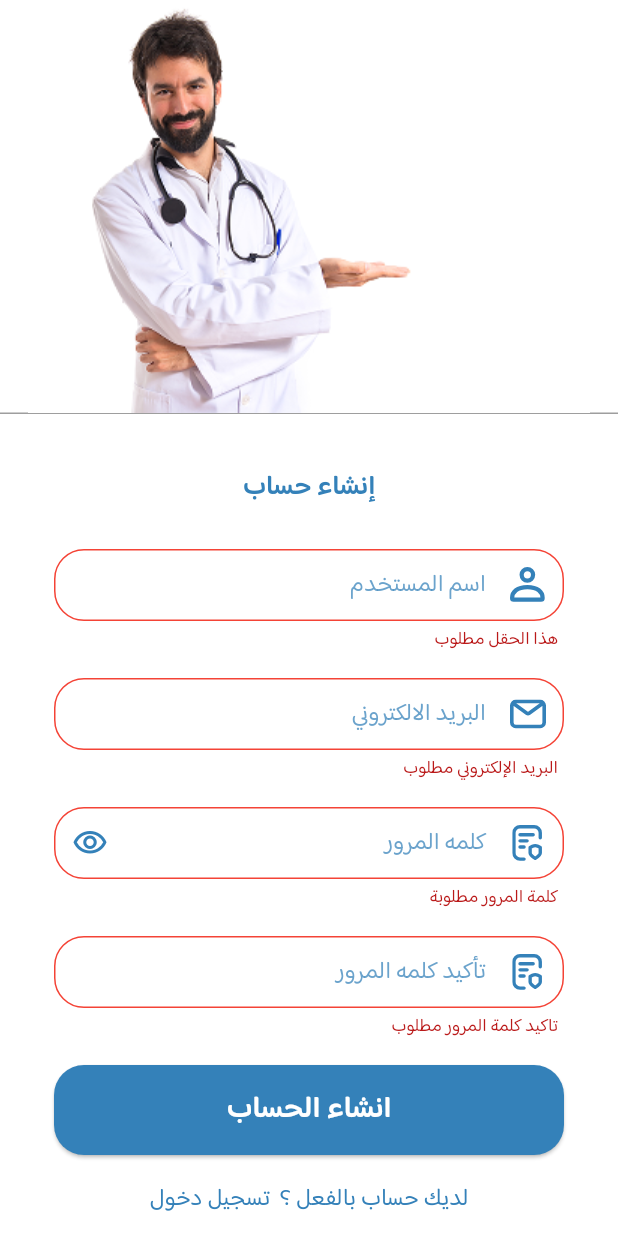
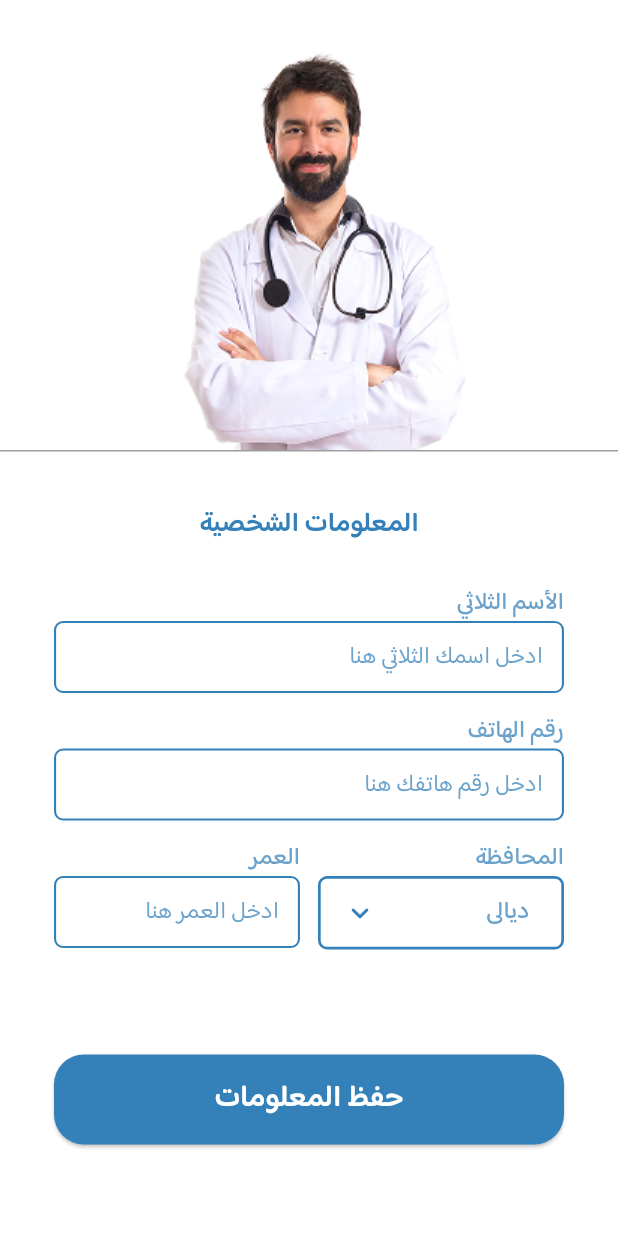
Before and after one commit to itzHTH/taffi, a Flutter app: the RegisterScreen screen opened directly, after a tap on "انشاء الحساب", on a phone screen of 412 x 824 dp. Run offline on Flutter 3.47's test engine with Material 3 defaults, Android fonts, the phone set to English and light mode, and no system bars; our stand-ins replace flutter_svg.

Commit message:
Fill Personal Info Screen

```diff
--- a/lib/core/constants/app_constants.dart
+++ b/lib/core/constants/app_constants.dart
@@ -4,4 +4,26 @@ class AppConstants {
   // App Info
   static const String appName = 'Taffi';
   static const String appVersion = '1.0.0';
+
+  static const List<String> iraqGovernorates = [
+    "ديالى",
+    "بغداد",
+    "البصرة",
+    "نينوى",
+    "أربيل",
+    "النجف الأشرف",
+    "كربلاء المقدسة",
+    "كركوك",
+    "الأنبار",
+    "بابل",
+    "ذي قار",
+    "صلاح الدين",
+    "السليمانية",
+    "واسط",
+    "ميسان",
+    "المثنى",
+    "القادسية",
+    "دهوك",
+    "حلبجة",
+  ];
 }
--- a/lib/core/theme/app_theme.dart
+++ b/lib/core/theme/app_theme.dart
@@ -70,6 +70,12 @@ class AppTheme {
           fontWeight: FontWeight.w400,
           color: AppColors.primary,
         ),
+
+        titleSmall: TextStyle(
+          fontSize: 16,
+          fontWeight: FontWeight.w500,
+          color: AppColors.primary.withValues(alpha: .73),
+        ),
       ),
 
       checkboxTheme: CheckboxThemeData(shape: CircleBorder()),
--- a/lib/core/utils/validators.dart
+++ b/lib/core/utils/validators.dart
@@ -67,11 +67,73 @@ class Validators {
       return 'رقم الهاتف مطلوب';
     }
 
-    final phoneRegex = RegExp(r'^[0-9]{10,}$');
+    final phoneRegex = RegExp(r'[0-9]{10,}');
     if (!phoneRegex.hasMatch(value)) {
       return 'يرجى إدخال رقم هاتف صحيح';
     }
 
     return null;
   }
+
+  /// Validates phone number
+  static String? age(String? value) {
+    if (value == null || value.isEmpty) {
+      return ' العمر مطلوب';
+    }
+
+    final phoneRegex = RegExp(r'^[0-9]{1,}$');
+    if (!phoneRegex.hasMatch(value)) {
+      return 'يرجى إدخال عمر صحيح';
+    }
+
+    return null;
+  }
+
+  static String? fullName(String? value) {
+    if (value == null || value.isEmpty) {
+      return 'الاسم الكامل مطلوب';
+    }
+
+    String trimmedValue = value.trim();
+
+    final RegExp nameRegex = RegExp(
+      r'^[\u0621-\u064A]+\s+[\u0621-\u064A]+\s+[\u0621-\u064A]+(?:[\s\u0621-\u064A]*)$',
+    );
+
+    if (!nameRegex.hasMatch(trimmedValue)) {
+      if (!RegExp(r'^[\u0621-\u064A\s]+$').hasMatch(trimmedValue)) {
+        return 'يجب استخدام الحروف العربية فقط';
+      }
+      return 'يجب كتابة الاسم الثلاثي كاملاً (الاسم، اسم الأب، اسم الجد)';
+    }
+
+    return null;
+  }
+
+  static String? username(String? value) {
+    if (value == null || value.isEmpty) {
+      return 'اسم المستخدم مطلوب';
+    }
+
+    if (value.length < 4) {
+      return 'قصير جداً (4 أحرف على الأقل)';
+    }
+    if (value.length > 20) {
+      return 'طويل جداً (20 حرف كحد أقصى)';
+    }
+
+    final RegExp usernameRegex = RegExp(r'^[a-zA-Z][a-zA-Z0-9_]*$');
+
+    if (!usernameRegex.hasMatch(value)) {
+      if (value.contains(' ')) {
+        return 'لا يسمح باستخدام المسافات';
+      }
+      if (RegExp(r'^[^a-zA-Z]').hasMatch(value)) {
+        return 'يجب أن يبدأ بحرف إنجليزي';
+      }
+      return 'يجب استخدام أحرف إنجليزية وأرقام و (_) فقط';
+    }
+
+    return null;
+  }
 }
--- /dev/null
+++ b/lib/features/auth/screens/fill_personal_info_screen.dart
@@ -0,0 +1,249 @@
+import 'package:flutter/material.dart';
+import 'package:taffi/core/theme/app_colors.dart';
+import 'package:taffi/core/utils/validators.dart';
+import 'package:taffi/features/auth/widgets/custom_text_form_filed.dart';
+import 'package:taffi/core/constants/app_constants.dart';
+
+class FillPersonalInfoScreen extends StatefulWidget {
+  const FillPersonalInfoScreen({super.key});
+
+  @override
+  State<FillPersonalInfoScreen> createState() => _FillPersonalInfoScreenState();
+}
+
+class _FillPersonalInfoScreenState extends State<FillPersonalInfoScreen> {
+  final GlobalKey<FormState> _key = GlobalKey<FormState>();
+
+  String dropdownValue = AppConstants.iraqGovernorates.first;
+
+  @override
+  Widget build(BuildContext context) {
+    return GestureDetector(
+      onTap: () => FocusScope.of(context).unfocus(),
+      child: Scaffold(
+        resizeToAvoidBottomInset: false,
+        body: SafeArea(
+          child: Form(
+            key: _key,
+            child: SingleChildScrollView(
+              reverse: true,
+              child: Center(
+                child: Column(
+                  children: [
+                    Container(
+                      width: MediaQuery.widthOf(context),
+                      decoration: BoxDecoration(
+                        border: Border(
+                          bottom: BorderSide(color: Colors.black38),
+                        ),
+                      ),
+                      child: ClipRect(
+                        child: Align(
+                          alignment: Alignment.topCenter,
+                          widthFactor: 0.8,
+                          heightFactor: 0.8,
+                          child: Image.asset("assets/images/doctor1.png"),
+                        ),
+                      ),
+                    ),
+                    SizedBox(height: 36),
+                    Text(
+                      "المعلومات الشخصية",
+                      style: Theme.of(context).textTheme.labelSmall,
+                    ),
+                    SizedBox(height: 28),
+                    Padding(
+                      padding: const EdgeInsets.symmetric(horizontal: 36.0),
+                      child: Column(
+                        children: [
+                          Column(
+                            crossAxisAlignment: CrossAxisAlignment.start,
+                            children: [
+                              Text(
+                                "الأسم الثلاثي",
+                                style: Theme.of(context).textTheme.titleSmall,
+                              ),
+                              CustomTextFormFiled(
+                                validator: (value) =>
+                                    Validators.fullName(value),
+                                hint: "ادخل اسمك الثلاثي هنا",
+
+                                textInputAction: TextInputAction.next,
+                                borderRadius: 6,
+                              ),
+                            ],
+                          ),
+                          SizedBox(height: 14),
+                          Column(
+                            crossAxisAlignment: CrossAxisAlignment.start,
+                            children: [
+                              Text(
+                                "رقم الهاتف",
+                                style: Theme.of(context).textTheme.titleSmall,
+                              ),
+                              CustomTextFormFiled(
+                                validator: (value) => Validators.phone(value),
+                                hint: "ادخل رقم هاتفك هنا",
+
+                                textInputAction: TextInputAction.next,
+                                keyboardType: TextInputType.phone,
+                                borderRadius: 6,
+                              ),
+                            ],
+                          ),
+                          SizedBox(height: 14),
+                          Row(
+                            crossAxisAlignment: CrossAxisAlignment.start,
+                            children: [
+                              Expanded(
+                                child: Column(
+                                  crossAxisAlignment: CrossAxisAlignment.start,
+                                  children: [
+                                    Text(
+                                      "المحافظة",
+                                      style: Theme.of(
+                                        context,
+                                      ).textTheme.titleSmall,
+                                    ),
+                                    DropdownMenu<String>(
+                                      dropdownMenuEntries: AppConstants
+                                          .iraqGovernorates
+                                          .map((e) {
+                                            return DropdownMenuEntry(
+                                              value: e,
+                                              label: e,
+                                            );
+                                          })
+                                          .toList(),
+                                      trailingIcon: Icon(
+                                        Icons.keyboard_arrow_down_rounded,
+                                        color: AppColors.primary,
+                                      ),
+
+                                      selectedTrailingIcon: Icon(
+                                        Icons.keyboard_arrow_up_rounded,
+                                        color: AppColors.primary,
+                                      ),
+                                      initialSelection: dropdownValue,
+                                      inputDecorationTheme:
+                                          InputDecorationTheme(
+                                            // isDense: ,
+                                            contentPadding:
+                                                const EdgeInsets.symmetric(
+                                                  horizontal: 16,
+                                                ),
+                                            constraints: BoxConstraints.tight(
+                                              const Size.fromHeight(49),
+                                            ),
+                                            focusedBorder: OutlineInputBorder(
+                                              borderRadius:
+                                                  BorderRadius.circular(6),
+                                              borderSide: const BorderSide(
+                                                color: AppColors.primary,
+                                                width: 1.8,
+                                              ),
+                                            ),
+                                            border: OutlineInputBorder(
+                                              borderRadius:
+                                                  BorderRadius.circular(6),
+                                              borderSide: const BorderSide(
+                                                color: AppColors.primary,
+                                                width: 1.8,
+                                              ),
+                                            ),
+                                            enabledBorder: OutlineInputBorder(
+                                              borderRadius:
+                                                  BorderRadius.circular(6),
+                                              borderSide: const BorderSide(
+                                                color: AppColors.primary,
+                                                width: 1.8,
+                                              ),
+                                            ),
+                                          ),
+                                      menuHeight: 150,
+
+                                      textStyle: Theme.of(
+                                        context,
+                                      ).textTheme.titleSmall,
+                                      menuStyle: MenuStyle(
+                                        backgroundColor: WidgetStatePropertyAll(
+                                          AppColors.background,
+                                        ),
+                                        alignment: Alignment.topRight,
+                                      ),
+                                      onSelected: (value) {
+                                        dropdownValue = value!;
+                                      },
+                                    ),
+                                  ],
+                                ),
+                              ),
+                              SizedBox(width: 12),
+                              Expanded(
+                                child: Column(
+                                  crossAxisAlignment: CrossAxisAlignment.start,
+                                  children: [
+                                    Text(
+                                      "العمر",
+                                      style: Theme.of(
+                                        context,
+                                      ).textTheme.titleSmall,
+                                    ),
+                                    CustomTextFormFiled(
+                                      validator: (value) =>
+                                          Validators.age(value),
+                                      hint: "ادخل العمر هنا",
+                                      scrollPadding: EdgeInsets.only(
+                                        bottom: 150,
+                                      ),
+                                      keyboardType: TextInputType.number,
+                                      textInputAction: TextInputAction.done,
+                                      borderRadius: 6,
+                                      onFieldSubmitted: (value) {
+                                        if (_key.currentState!.validate()) {
+                                          // TODO: Register Func
+                                        }
+                                      },
+                                    ),
+                                  ],
+                                ),
+                              ),
+                            ],
+                          ),
+                          SizedBox(height: 70),
+                          ElevatedButton(
+                            onPressed: () {
+                              // if (_key.currentState!.validate()) {
+                              // TODO: Register Func
+                              // }
+                            },
+                            style: ElevatedButton.styleFrom(
+                              fixedSize: Size(MediaQuery.widthOf(context), 60),
+                            ),
+                            child: Text(
+                              "حفظ المعلومات",
+                              style: TextStyle(
+                                fontSize: 20,
+                                fontWeight: FontWeight.w600,
+                              ),
+                            ),
+                          ),
+                          SizedBox(height: 6),
+                        ],
+                      ),
+                    ),
+                    Padding(
+                      padding: EdgeInsetsGeometry.only(
+                        bottom: MediaQuery.of(context).viewInsets.bottom,
+                      ),
+                    ),
+                  ],
+                ),
+              ),
+            ),
+          ),
+        ),
+      ),
+    );
+  }
+}
--- a/lib/features/auth/screens/login_screen.dart
+++ b/lib/features/auth/screens/login_screen.dart
@@ -72,6 +72,7 @@ class _LoginScreenState extends State<LoginScreen> {
                             prefixIcon: "assets/images/password.svg",
                             isPassword: true,
                             verticalContentPadding: 20,
+                            hidePasswordIcon: false,
 
                             textInputAction: TextInputAction.done,
                             onFieldSubmitted: (value) {
--- a/lib/features/auth/screens/register_screen.dart
+++ b/lib/features/auth/screens/register_screen.dart
@@ -1,5 +1,6 @@
 import 'package:flutter/material.dart';
 import 'package:taffi/core/utils/validators.dart';
+import 'package:taffi/features/auth/screens/fill_personal_info_screen.dart';
 import 'package:taffi/features/auth/widgets/custom_text_form_filed.dart';
 
 class RegisterScreen extends StatefulWidget {
@@ -57,7 +58,7 @@ class _RegisterScreenState extends State<RegisterScreen> {
                       child: Column(
                         children: [
                           CustomTextFormFiled(
-                            validator: (value) => Validators.required(value),
+                            validator: (value) => Validators.username(value),
                             hint: "اسم المستخدم",
                             prefixIcon: "assets/images/person.svg",
                             textInputAction: TextInputAction.next,
@@ -116,9 +117,17 @@ class _RegisterScreenState extends State<RegisterScreen> {
                           SizedBox(height: 18),
                           ElevatedButton(
                             onPressed: () {
-                              if (_key.currentState!.validate()) {
-                                // TODO: Register Func
-                              }
+                              // if (_key.currentState!.validate()) {
+                              // TODO: Register Func
+                              // }
+
+                              Navigator.push(
+                                context,
+                                MaterialPageRoute(
+                                  builder: (context) =>
+                                      FillPersonalInfoScreen(),
+                                ),
+                              );
                             },
                             style: ElevatedButton.styleFrom(
                               fixedSize: Size(MediaQuery.widthOf(context), 60),
--- a/lib/features/auth/widgets/custom_text_form_filed.dart
+++ b/lib/features/auth/widgets/custom_text_form_filed.dart
@@ -6,7 +6,7 @@ class CustomTextFormFiled extends StatefulWidget {
   const CustomTextFormFiled({
     super.key,
     required this.hint,
-    required this.prefixIcon,
+    this.prefixIcon,
     this.isPassword = false,
     required this.validator,
     this.textEditingController,
@@ -18,10 +18,11 @@ class CustomTextFormFiled extends StatefulWidget {
     this.textInputAction,
     this.onFieldSubmitted,
     this.scrollPadding,
+    this.borderRadius,
   });
 
   final String hint;
-  final String prefixIcon;
+  final String? prefixIcon;
   final bool isPassword;
   final bool hidePasswordIcon;
   final double verticalContentPadding;
@@ -33,6 +34,7 @@ class CustomTextFormFiled extends StatefulWidget {
   final void Function(String value)? onFieldSubmitted;
   final EdgeInsets? scrollPadding;
   final String? Function(String? value) validator;
+  final double? borderRadius;
 
   @override
   State<CustomTextFormFiled> createState() => _CustomTextFormFiledState();
@@ -59,15 +61,34 @@ class _CustomTextFormFiledState extends State<CustomTextFormFiled> {
       decoration: InputDecoration(
         contentPadding: EdgeInsets.symmetric(
           vertical: widget.verticalContentPadding,
+          horizontal: 10,
         ),
-        prefixIcon: Padding(
+        prefixIcon: widget.prefixIcon != null
+            ? Padding(
                 padding: const EdgeInsets.all(12.0),
                 child: SvgPicture.asset(
-            widget.prefixIcon,
+                  widget.prefixIcon!,
                   width: 20,
                   height: 20,
                   fit: BoxFit.contain,
                 ),
+              )
+            : null,
+        border: OutlineInputBorder(
+          borderRadius: BorderRadius.circular(widget.borderRadius ?? 20),
+          borderSide: const BorderSide(color: AppColors.primary, width: 1.4),
+        ),
+        focusedBorder: OutlineInputBorder(
+          borderRadius: BorderRadius.circular(widget.borderRadius ?? 20),
+          borderSide: const BorderSide(color: AppColors.primary, width: 1.8),
+        ),
+        enabledBorder: OutlineInputBorder(
+          borderRadius: BorderRadius.circular(widget.borderRadius ?? 20),
+          borderSide: const BorderSide(color: AppColors.primary, width: 1.4),
+        ),
+        errorBorder: OutlineInputBorder(
+          borderRadius: BorderRadius.circular(widget.borderRadius ?? 20),
+          borderSide: const BorderSide(color: AppColors.error),
         ),
         hintText: widget.hint,
         hintStyle: TextStyle(
```
Lines whose indentation alone changed are shown as unchanged.
